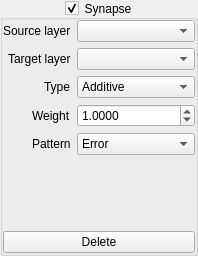
Qt form Neuron/SynapseConfig.ui (Skwint/Neuron) before a commit.
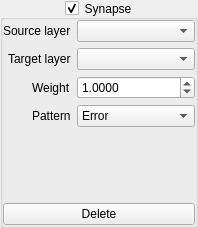
The same form after that commit.

The edit to the form file:
```diff
--- a/Neuron/SynapseConfig.ui
+++ b/Neuron/SynapseConfig.ui
@@ -7,7 +7,7 @@
     <x>0</x>
     <y>0</y>
     <width>198</width>
-    <height>253</height>
+    <height>216</height>
    </rect>
   </property>
   <property name="windowTitle">
@@ -75,33 +75,14 @@
         <item row="1" column="1">
          <widget class="QComboBox" name="cmbTarget"/>
         </item>
-        <item row="4" column="0">
-         <widget class="QLabel" name="patternLabel">
-          <property name="text">
-           <string>Pattern</string>
-          </property>
-         </widget>
-        </item>
-        <item row="4" column="1">
-         <widget class="QComboBox" name="cmbSynapse">
-          <property name="currentIndex">
-           <number>0</number>
-          </property>
-          <item>
-           <property name="text">
-            <string>Error</string>
-           </property>
-          </item>
-         </widget>
-        </item>
-        <item row="3" column="0">
+        <item row="2" column="0">
          <widget class="QLabel" name="weightLabel">
           <property name="text">
            <string>Weight</string>
           </property>
          </widget>
         </item>
-        <item row="3" column="1">
+        <item row="2" column="1">
          <widget class="QDoubleSpinBox" name="spinWeight">
           <property name="decimals">
            <number>4</number>
@@ -117,23 +98,21 @@
           </property>
          </widget>
         </item>
-        <item row="2" column="0">
-         <widget class="QLabel" name="typeLabel">
+        <item row="3" column="0">
+         <widget class="QLabel" name="patternLabel">
           <property name="text">
-           <string>Type</string>
+           <string>Pattern</string>
           </property>
          </widget>
         </item>
-        <item row="2" column="1">
-         <widget class="QComboBox" name="cmbType">
+        <item row="3" column="1">
+         <widget class="QComboBox" name="cmbSynapse">
+          <property name="currentIndex">
+           <number>0</number>
+          </property>
           <item>
            <property name="text">
-            <string>Additive</string>
-           </property>
-          </item>
-          <item>
-           <property name="text">
-            <string>Multiplicative</string>
+            <string>Error</string>
            </property>
           </item>
          </widget>
@@ -205,19 +184,6 @@
      </property>
     </widget>
    </item>
-   <item>
-    <spacer name="verticalSpacer">
-     <property name="orientation">
-      <enum>Qt::Vertical</enum>
-     </property>
-     <property name="sizeHint" stdset="0">
-      <size>
-       <width>20</width>
-       <height>40</height>
-      </size>
-     </property>
-    </spacer>
-   </item>
   </layout>
  </widget>
  <layoutdefault spacing="6" margin="11"/>
```
